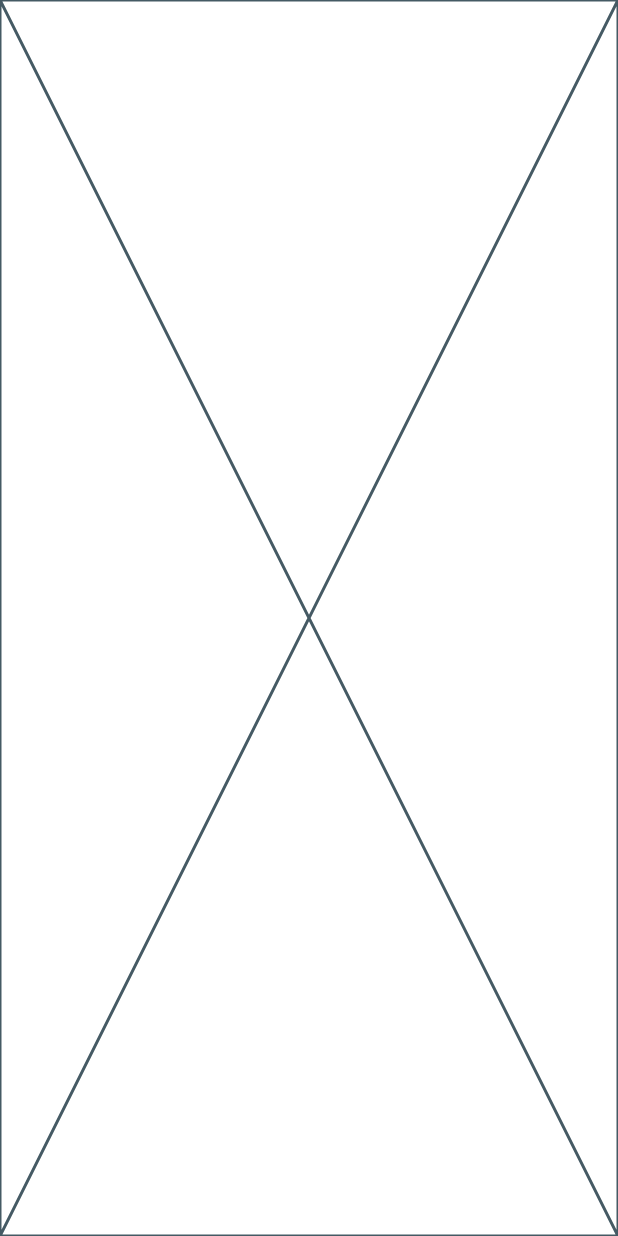
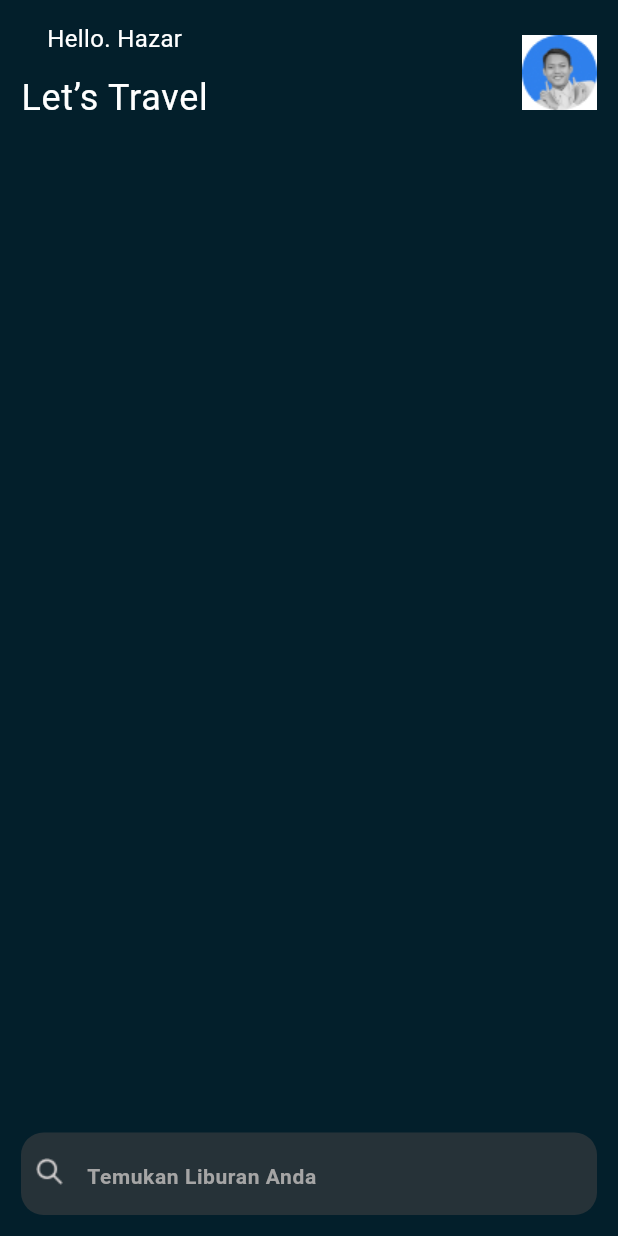
Before and after one commit to alirezafarmani20/simple-travel-app, a Flutter app: the screen it shows after launch, after a tap on "Get Started", on a phone screen of 412 x 824 dp. Run offline on Flutter 3.47's test engine with Material 3 defaults, Android fonts, the phone set to English and light mode, and no system bars; our stand-ins replace get.

Commit message:
create search input widgets

```diff
--- a/lib/screens/home/home_screen.dart
+++ b/lib/screens/home/home_screen.dart
@@ -1,4 +1,5 @@
 import 'package:flutter/material.dart';
+import 'package:project2/widgets/search_input_widget.dart';
 
 class HomeScreen extends StatefulWidget {
   const HomeScreen({super.key});
@@ -10,6 +11,37 @@ class HomeScreen extends StatefulWidget {
 class _HomeScreenState extends State<HomeScreen> {
   @override
   Widget build(BuildContext context) {
-    return const Placeholder();
+    return SafeArea(
+      child: Scaffold(
+        body: Padding(
+          padding: EdgeInsets.all(14),
+          child: Column(
+            mainAxisAlignment: MainAxisAlignment.spaceBetween,
+            children: [
+              Row(
+                mainAxisAlignment: MainAxisAlignment.spaceBetween,
+                children: [
+                  Column(
+                    children: [
+                      Text(
+                        "Hello. Hazar",
+                        style: Theme.of(context).textTheme.bodyMedium,
+                      ),
+                      SizedBox(height: 10),
+                      Text(
+                        "Let’s Travel",
+                        style: Theme.of(context).textTheme.bodyLarge,
+                      ),
+                    ],
+                  ),
+                  const Image(image: AssetImage("lib/assets/images/profile.png")),
+                ],
+              ),
+              SearchInputWidget()
+            ],
+          ),
+        ),
+      ),
+    );
   }
 }
--- a/lib/screens/welcome/welcome_screen.dart
+++ b/lib/screens/welcome/welcome_screen.dart
@@ -14,6 +14,7 @@ class _WelcomeScreenState extends State<WelcomeScreen> {
   @override
   Widget build(BuildContext context) {
     return Scaffold(
+      appBar: AppBar(backgroundColor: AppColor.backGround),
       body: Padding(
         padding: EdgeInsets.all(14),
         child: Column(
@@ -42,7 +43,7 @@ class _WelcomeScreenState extends State<WelcomeScreen> {
               height: 52,
               child: TextButton(
                 onPressed: () {
-                  Get.to(()=>HomeScreen());
+                  Get.to(() => HomeScreen());
                 },
                 style: TextButton.styleFrom(
                   backgroundColor: AppColor.primary,
@@ -64,7 +65,7 @@ class _WelcomeScreenState extends State<WelcomeScreen> {
                 ),
               ),
             ),
-            SizedBox(height: 10),
+            SizedBox(height: 15),
             SizedBox(
               width: MediaQuery.of(context).size.width,
               height: 52,
--- /dev/null
+++ b/lib/widgets/search_input_widget.dart
@@ -0,0 +1,38 @@
+import 'package:flutter/material.dart';
+import 'package:project2/core/theme/color.dart';
+
+class SearchInputWidget extends StatefulWidget {
+  const SearchInputWidget({super.key});
+
+  @override
+  State<SearchInputWidget> createState() => _SearchInputWidgetState();
+}
+
+class _SearchInputWidgetState extends State<SearchInputWidget> {
+  @override
+  Widget build(BuildContext context) {
+    return Container(
+      width: MediaQuery.of(context).size.width,
+      height: 55,
+      decoration: BoxDecoration(
+        color: AppColor.fontTertiary,
+        //border: Border.all(width: 2,),
+        borderRadius: BorderRadius.all(Radius.circular(15))
+      ),
+      child: Padding(
+        padding: EdgeInsets.symmetric(horizontal: 10),
+        child: TextField(
+          decoration: InputDecoration(
+            hintText: "Temukan Liburan Anda",
+            icon: Image(image: AssetImage("lib/assets/icons/search.png")),
+            hintStyle: Theme.of(context).textTheme.bodySmall?.copyWith(
+              color: Color(0xffA5A5A5),
+              fontWeight: FontWeight.w600
+            ),
+            border: InputBorder.none
+          ),
+        ),
+      ),
+    );
+  }
+}
```
Also changed, not shown: lib/assets/icons/search.png (added), lib/assets/images/profile.png (added).
